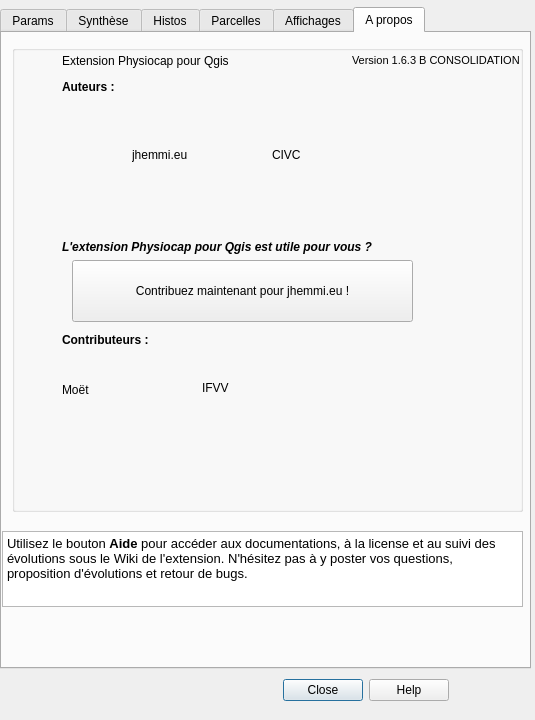
This is Physiocap_dialog_base.ui in jhemmi/QgisPhysiocapPlugin as Qt 5 draws it before an edit. The edited form follows.
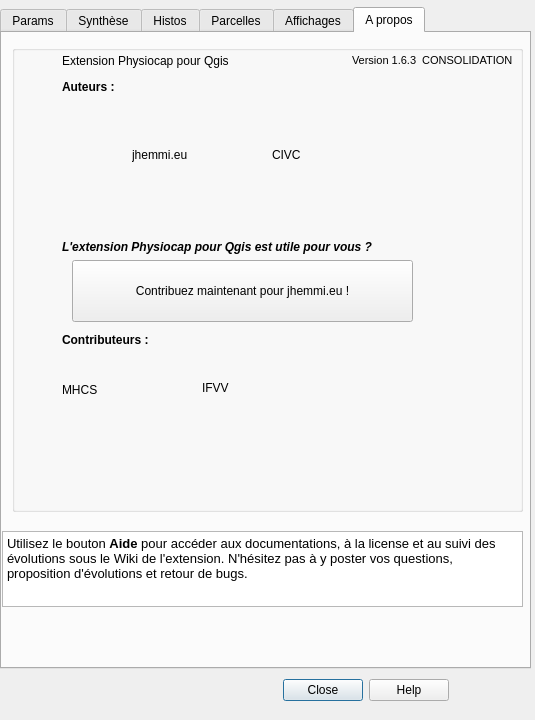
This is the edited form. The open tabs and pages were chosen to show the change.

Patch:
```diff
--- a/Physiocap_dialog_base.ui
+++ b/Physiocap_dialog_base.ui
@@ -3117,7 +3117,7 @@
        </font>
       </property>
       <property name="text">
-       <string>Version 1.6.3 B CONSOLIDATION</string>
+       <string>Version 1.6.3  CONSOLIDATION</string>
       </property>
      </widget>
      <widget class="QLabel" name="label_100">
@@ -3184,7 +3184,7 @@
        <string>&lt;html&gt;&lt;head/&gt;&lt;body&gt;&lt;p&gt;&lt;span style=&quot; font-size:10pt; color:#00aa00;&quot;&gt;Moët a demandé la possibilité de Consolidation des données avant traitement Inter et Intra. Afin d'améliorer l'extension pour le cas de traitement de gros volumes de données, les possibilités suivantes ont été ajoutées : &lt;/span&gt;&lt;/p&gt;&lt;p&gt;&lt;span style=&quot; font-size:10pt; color:#00aa00;&quot;&gt;- choix du répertoire des données cibles produites,&lt;/span&gt;&lt;/p&gt;&lt;p&gt;&lt;span style=&quot; font-size:10pt; color:#00aa00;&quot;&gt;- amélioration des possibilités de choix d'affichage et possibilité de préciser les noms de fichiers qml&lt;/span&gt;&lt;/p&gt;&lt;p&gt;&lt;span style=&quot; font-size:10pt; color:#00aa00;&quot;&gt;- choix du mode d'aide pour le calcul des isolignes&lt;/span&gt;&lt;/p&gt;&lt;p&gt;&lt;span style=&quot; font-size:10pt; color:#00aa00;&quot;&gt;Ces modifications ont été développé avec la contribution de Moët et sont incluses dans la version 1.6.0.&lt;/span&gt;&lt;/p&gt;&lt;/body&gt;&lt;/html&gt;</string>
       </property>
       <property name="text">
-       <string>Moët</string>
+       <string>MHCS</string>
       </property>
       <property name="scaledContents">
        <bool>true</bool>
```
Left out of the diff: 4 changed lines with no effect on the pictures.
